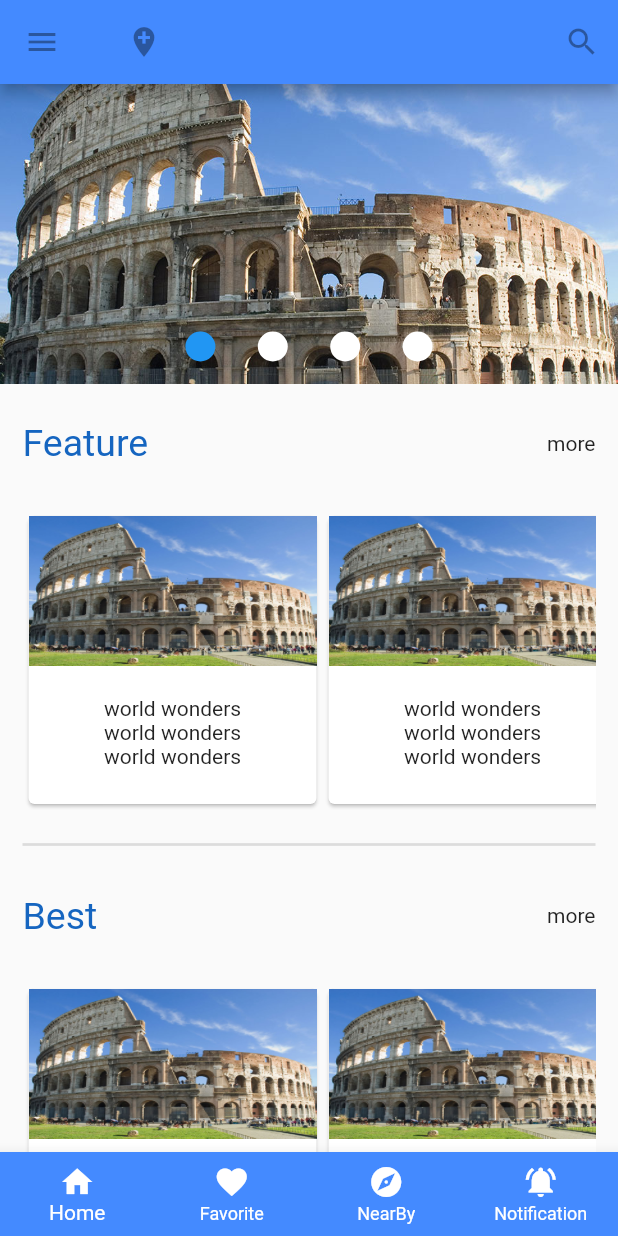
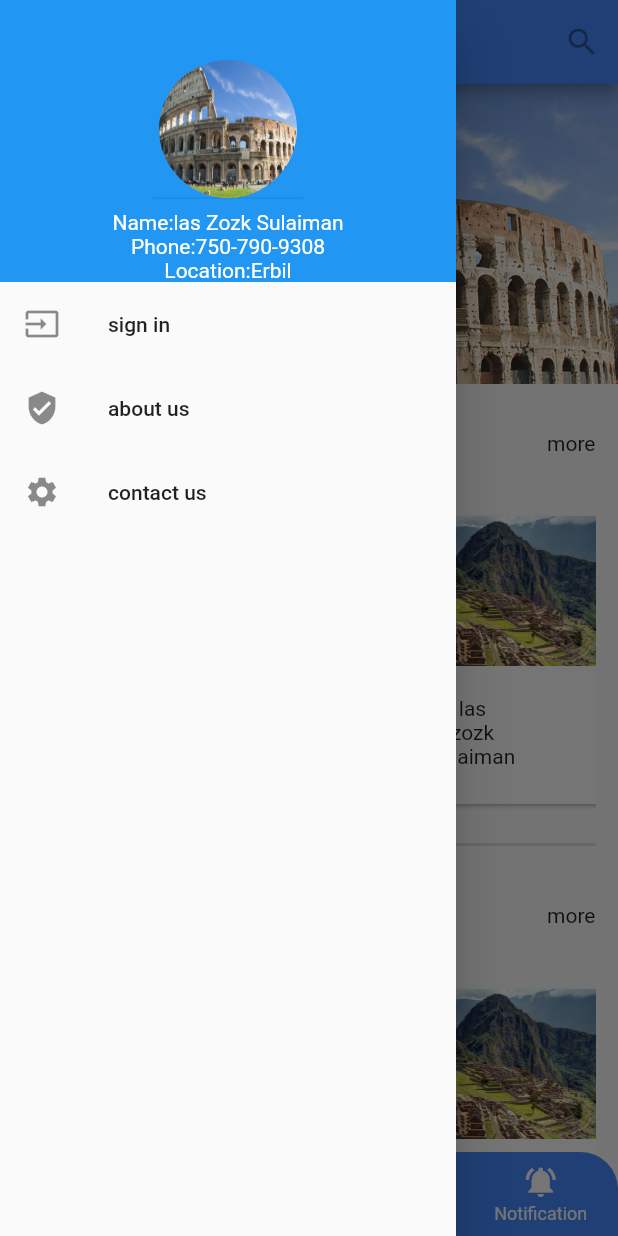
Before and after one commit to pyrolass/flutter_app, a Flutter app: the screen it shows after launch, with the side drawer open (before the commit the screen has no drawer), on a phone screen of 412 x 824 dp. Run offline on Flutter 3.47's test engine with Material 2 defaults, Android fonts, the phone set to English and light mode, and no system bars.

Commit message:
side menu added

```diff
--- /dev/null
+++ b/lib/SideMenu.dart
@@ -0,0 +1,70 @@
+import 'package:flutter/material.dart';
+
+class SideMenu extends StatelessWidget {
+  @override
+  Widget build(BuildContext context) {
+    return Drawer(
+      child: Column(
+        children: [
+          SizedBox(
+            height: MediaQuery.of(context).size.height,
+            child: ListView(
+              padding: EdgeInsets.zero,
+              children: <Widget>[
+                Container(
+                  padding: EdgeInsets.only(top: 40),
+                  color: Colors.blue,
+                  child: Column(
+                    children: [
+                      Container(
+                        child: SizedBox(
+                          width: 100,
+                          height: 100,
+                          child: DrawerHeader(
+                            decoration: BoxDecoration(
+                                shape: BoxShape.circle,
+                                image: DecorationImage(
+                                    fit: BoxFit.fill,
+                                    image: AssetImage(
+                                        'assets/images/image1.jpg'))),
+                          ),
+                        ),
+                      ),
+                      Text(
+                        "Name:las Zozk Sulaiman",
+                        style: TextStyle(color: Colors.white),
+                      ),
+                      Text(
+                        "Phone:750-790-9308",
+                        style: TextStyle(color: Colors.white),
+                      ),
+                      Text(
+                        "Location:Erbil",
+                        style: TextStyle(color: Colors.white),
+                      )
+                    ],
+                  ),
+                ),
+                ListTile(
+                  leading: Icon(Icons.input),
+                  title: Text('sign in'),
+                  onTap: () => {},
+                ),
+                ListTile(
+                  leading: Icon(Icons.verified_user),
+                  title: Text('about us'),
+                  onTap: () => {Navigator.of(context).pop()},
+                ),
+                ListTile(
+                  leading: Icon(Icons.settings),
+                  title: Text('contact us'),
+                  onTap: () => {Navigator.of(context).pop()},
+                ),
+              ],
+            ),
+          ),
+        ],
+      ),
+    );
+  }
+}
--- a/lib/card.dart
+++ b/lib/card.dart
@@ -1,6 +1,19 @@
 import 'package:flutter/material.dart';
 
 class Cards extends StatelessWidget {
+  String txt1;
+  String txt2;
+  String txt3;
+  int imgNum;
+
+  List<String> images = [
+    "assets/images/image1.jpg",
+    "assets/images/image2.jpeg",
+    "assets/images/image3.jpeg",
+    "assets/images/image4.jpg",
+  ];
+
+  Cards(this.txt1, this.txt2, this.txt3, this.imgNum) {}
   @override
   Widget build(BuildContext context) {
     return Container(
@@ -18,7 +31,7 @@ class Cards extends StatelessWidget {
                 image: DecorationImage(
                   fit: BoxFit.fill,
                   image: AssetImage(
-                    'assets/images/image1.jpg',
+                    images[imgNum],
                   ),
                 ),
               ),
@@ -31,13 +44,13 @@ class Cards extends StatelessWidget {
               crossAxisAlignment: CrossAxisAlignment.center,
               children: [
                 Container(
-                  child: Text("world wonders"),
+                  child: Text(txt1),
                 ),
                 Container(
-                  child: Text("world wonders"),
+                  child: Text(txt2),
                 ),
                 Container(
-                  child: Text("world wonders"),
+                  child: Text(txt3),
                 )
               ],
             ),
--- a/lib/main.dart
+++ b/lib/main.dart
@@ -1,6 +1,7 @@
 import 'package:flutter/material.dart';
 import 'package:flutter/rendering.dart';
 import 'package:flutter/widgets.dart';
+import 'package:flutter_app/SideMenu.dart';
 
 import 'card.dart';
 
@@ -33,17 +34,6 @@ class widget extends State<MyStatefulWidget> {
     });
   }
 
-  title(String title) {
-    return Row(
-      children: [
-        Text(title,
-            style: TextStyle(color: Colors.blue.shade800, fontSize: 25)),
-        Spacer(),
-        Text("more"),
-      ],
-    );
-  }
-
   final List<String> myImages = [
     "assets/images/image1.jpg",
     "assets/images/image2.jpeg",
@@ -59,18 +49,15 @@ class widget extends State<MyStatefulWidget> {
         appBar: AppBar(
           backgroundColor: Colors.blueAccent,
           title: IconButton(icon: Icon(Icons.add_location)),
-          leading: IconButton(icon: Icon(Icons.menu)),
           actions: <Widget>[
             IconButton(icon: Icon(Icons.search)),
           ],
         ),
+        drawer: SideMenu(),
         body: Container(
           child: SingleChildScrollView(
             child: Column(
               children: [
-                /**
-              */
-
                 Container(
                   width: double.infinity,
                   height: 200,
@@ -146,11 +133,11 @@ class widget extends State<MyStatefulWidget> {
                         height: 200,
                         child: ListView(
                           children: [
-                            Cards(),
-                            Cards(),
-                            Cards(),
-                            Cards(),
-                            Cards(),
+                            Cards("las", "zozk", "sulaiman", 0),
+                            Cards("las", "zozk", "sulaiman", 1),
+                            Cards("las", "zozk", "sulaiman", 2),
+                            Cards("las", "zozk", "sulaiman", 3),
+                            Cards("las", "zozk", "sulaiman", 0),
                           ],
                           scrollDirection: Axis.horizontal,
                         )),
@@ -183,11 +170,11 @@ class widget extends State<MyStatefulWidget> {
                       height: 200,
                       child: ListView(
                         children: [
-                          Cards(),
-                          Cards(),
-                          Cards(),
-                          Cards(),
-                          Cards(),
+                          Cards("las", "zozk", "sulaiman", 0),
+                          Cards("las", "zozk", "sulaiman", 1),
+                          Cards("las", "zozk", "sulaiman", 2),
+                          Cards("las", "zozk", "sulaiman", 3),
+                          Cards("las", "zozk", "sulaiman", 0),
                         ],
                         scrollDirection: Axis.horizontal,
                       )),
@@ -219,11 +206,11 @@ class widget extends State<MyStatefulWidget> {
                       height: 200,
                       child: ListView(
                         children: [
-                          Cards(),
-                          Cards(),
-                          Cards(),
-                          Cards(),
-                          Cards(),
+                          Cards("las", "zozk", "sulaiman", 0),
+                          Cards("las", "zozk", "sulaiman", 1),
+                          Cards("las", "zozk", "sulaiman", 2),
+                          Cards("las", "zozk", "sulaiman", 3),
+                          Cards("las", "zozk", "sulaiman", 0),
                         ],
                         scrollDirection: Axis.horizontal,
                       )),
@@ -232,10 +219,13 @@ class widget extends State<MyStatefulWidget> {
             ),
           ),
         ),
-        bottomNavigationBar: BottomNavigationBar(
+        bottomNavigationBar: ClipRRect(
+          borderRadius: BorderRadius.only(
+              topRight: Radius.circular(25), topLeft: Radius.circular(25)),
+          child: BottomNavigationBar(
             type: BottomNavigationBarType.fixed,
             unselectedItemColor: Colors.white,
-          selectedItemColor: Colors.white,
+            selectedItemColor: Colors.yellow,
             backgroundColor: Colors.blueAccent,
             items: const <BottomNavigationBarItem>[
               BottomNavigationBarItem(
@@ -257,6 +247,7 @@ class widget extends State<MyStatefulWidget> {
             ],
             currentIndex: _selectedIndex,
             onTap: _onItemTapped,
+          ),
         ));
   }
 }
```
Lines whose indentation alone changed are shown as unchanged.
